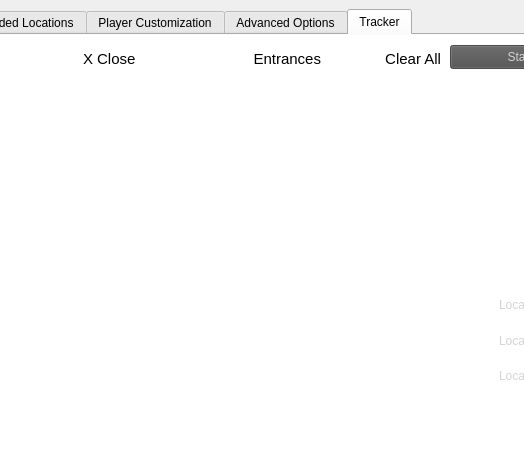
The window that gui/mainwindow.ui (SuperDude88/TWWHD-Randomizer) describes before a commit, drawn with Qt 5; both pictures show x 391 to 915 and y 0 to 466 of the 1072 by 822 pixel window.
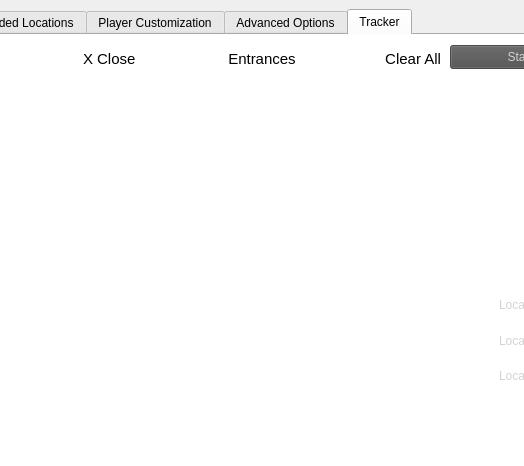
The same window after the commit.

Commit message: Don't limit clear all to just dungeons

```diff
--- a/gui/mainwindow.ui
+++ b/gui/mainwindow.ui
@@ -2406,7 +2406,7 @@
               <property name="styleSheet">
                <string notr="true"/>
               </property>
-              <layout class="QGridLayout" name="location_list_layout" rowstretch="0,0,0">
+              <layout class="QGridLayout" name="location_list_layout" rowstretch="0,0">
                <property name="leftMargin">
                 <number>2</number>
                </property>
@@ -2454,7 +2454,7 @@
                     <cursorShape>PointingHandCursor</cursorShape>
                    </property>
                    <property name="styleSheet">
-                    <string notr="true">text-align: right;
+                    <string notr="true">text-align: center;
 color: black;
 font-size: 15px;</string>
                    </property>
```
Left out of the diff: 4 changed lines with no effect on the pictures. The commit also changes 1 other file.
